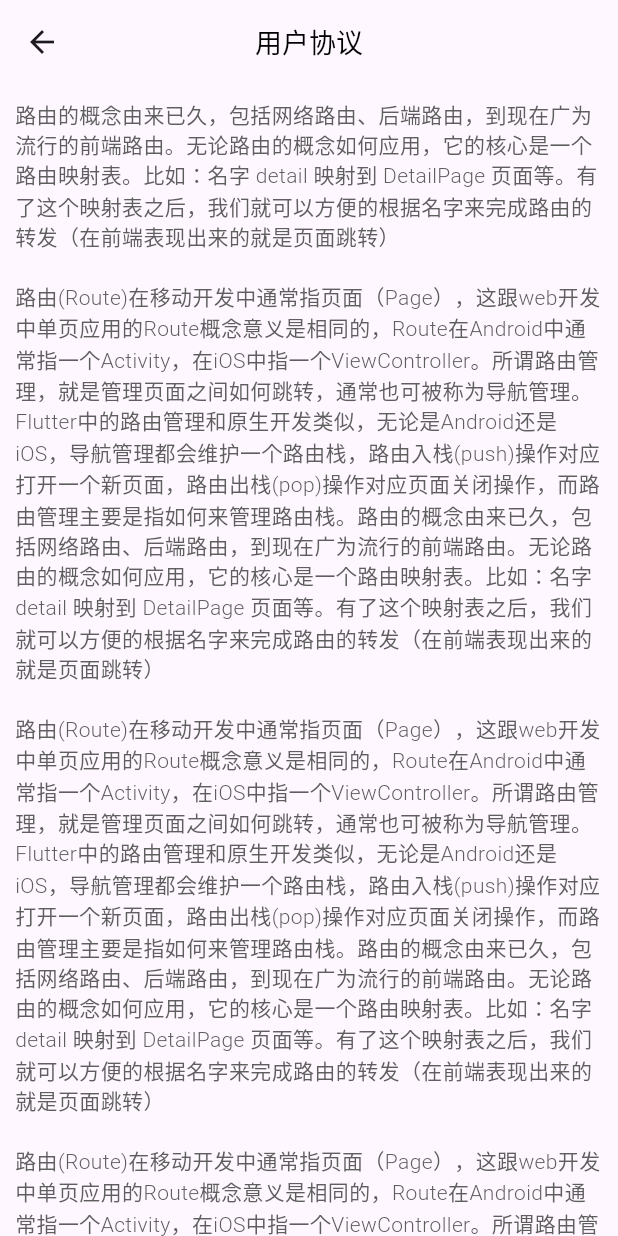
After one commit to Eobard-Eins/GraduationProjectClient, a Flutter app: the AgreementPage screen opened by its route, on a phone screen of 412 x 824 dp. The commit adds this screen. Run offline on Flutter 3.47's test engine with Material 3 defaults, Android fonts, the phone set to English and light mode, and no system bars.

Commit message:
优化文件位置，添加用户协议页面及路由

```diff
--- /dev/null
+++ b/lib/components/common/scrollableText.dart
@@ -0,0 +1,24 @@
+import 'package:flutter/material.dart';
+
+class ScrollableText extends StatelessWidget {
+  final String text;
+
+  const ScrollableText({super.key, required this.text});
+
+  @override
+  Widget build(BuildContext context) {
+    return SingleChildScrollView(
+      child: Padding(
+        padding: const EdgeInsets.symmetric(horizontal: 10,vertical: 10),
+        child: Text(
+          text,
+          style: const TextStyle(
+              color: Color.fromARGB(255, 94, 94, 94),
+              fontSize: 14,
+              fontWeight: FontWeight.w300,
+            ),
+        ),
+      ),
+    );
+  }
+}
--- a/lib/config/RouteConfig.dart
+++ b/lib/config/RouteConfig.dart
@@ -1,4 +1,5 @@
 
+import 'package:client_application/pages/loginPage/agreementPage.dart';
 import 'package:client_application/pages/loginPage/loginPage.dart';
 import 'package:client_application/pages/loginPage/loginWithPasswordPage.dart';
 import 'package:flutter/material.dart';
@@ -7,6 +8,7 @@ class RouteConfig {
 
   static const String loginWithCaptcha="/loginWithCaptcha";
   static const String loginWithPassword="/loginWithPassword";
+  static const String agreementInfo="/agreementInfo";
 
   static Route<dynamic> onGenerateRoute(RouteSettings settings) {
     switch (settings.name) {
@@ -14,6 +16,8 @@ class RouteConfig {
         return MaterialPageRoute(builder: (context) => const LoginPage());
       case loginWithPassword:
         return MaterialPageRoute(builder: (context) => const LoginWithPasswordPage());
+      case agreementInfo:
+        return MaterialPageRoute(builder: (context) => const AgreementPage());
       default:
         return MaterialPageRoute(builder: (context) => const Scaffold(body: Center(child: Text("No Page Route Provided"),)));
     }
--- /dev/null
+++ b/lib/pages/loginPage/agreementPage.dart
@@ -0,0 +1,37 @@
+import 'package:client_application/components/common/scrollableText.dart';
+import 'package:flutter/material.dart';
+
+class AgreementPage extends StatelessWidget {
+  const AgreementPage({super.key});
+  final String info =
+      """路由的概念由来已久，包括网络路由、后端路由，到现在广为流行的前端路由。无论路由的概念如何应用，它的核心是一个路由映射表。比如：名字 detail 映射到 DetailPage 页面等。有了这个映射表之后，我们就可以方便的根据名字来完成路由的转发（在前端表现出来的就是页面跳转）
+
+路由(Route)在移动开发中通常指页面（Page），这跟web开发中单页应用的Route概念意义是相同的，Route在Android中通常指一个Activity，在iOS中指一个ViewController。所谓路由管理，就是管理页面之间如何跳转，通常也可被称为导航管理。Flutter中的路由管理和原生开发类似，无论是Android还是iOS，导航管理都会维护一个路由栈，路由入栈(push)操作对应打开一个新页面，路由出栈(pop)操作对应页面关闭操作，而路由管理主要是指如何来管理路由栈。路由的概念由来已久，包括网络路由、后端路由，到现在广为流行的前端路由。无论路由的概念如何应用，它的核心是一个路由映射表。比如：名字 detail 映射到 DetailPage 页面等。有了这个映射表之后，我们就可以方便的根据名字来完成路由的转发（在前端表现出来的就是页面跳转）
+
+路由(Route)在移动开发中通常指页面（Page），这跟web开发中单页应用的Route概念意义是相同的，Route在Android中通常指一个Activity，在iOS中指一个ViewController。所谓路由管理，就是管理页面之间如何跳转，通常也可被称为导航管理。Flutter中的路由管理和原生开发类似，无论是Android还是iOS，导航管理都会维护一个路由栈，路由入栈(push)操作对应打开一个新页面，路由出栈(pop)操作对应页面关闭操作，而路由管理主要是指如何来管理路由栈。路由的概念由来已久，包括网络路由、后端路由，到现在广为流行的前端路由。无论路由的概念如何应用，它的核心是一个路由映射表。比如：名字 detail 映射到 DetailPage 页面等。有了这个映射表之后，我们就可以方便的根据名字来完成路由的转发（在前端表现出来的就是页面跳转）
+
+路由(Route)在移动开发中通常指页面（Page），这跟web开发中单页应用的Route概念意义是相同的，Route在Android中通常指一个Activity，在iOS中指一个ViewController。所谓路由管理，就是管理页面之间如何跳转，通常也可被称为导航管理。Flutter中的路由管理和原生开发类似，无论是Android还是iOS，导航管理都会维护一个路由栈，路由入栈(push)操作对应打开一个新页面，路由出栈(pop)操作对应页面关闭操作，而路由管理主要是指如何来管理路由栈。路由的概念由来已久，包括网络路由、后端路由，到现在广为流行的前端路由。无论路由的概念如何应用，它的核心是一个路由映射表。比如：名字 detail 映射到 DetailPage 页面等。有了这个映射表之后，我们就可以方便的根据名字来完成路由的转发（在前端表现出来的就是页面跳转）
+
+路由(Route)在移动开发中通常指页面（Page），这跟web开发中单页应用的Route概念意义是相同的，Route在Android中通常指一个Activity，在iOS中指一个ViewController。所谓路由管理，就是管理页面之间如何跳转，通常也可被称为导航管理。Flutter中的路由管理和原生开发类似，无论是Android还是iOS，导航管理都会维护一个路由栈，路由入栈(push)操作对应打开一个新页面，路由出栈(pop)操作对应页面关闭操作，而路由管理主要是指如何来管理路由栈。路由的概念由来已久，包括网络路由、后端路由，到现在广为流行的前端路由。无论路由的概念如何应用，它的核心是一个路由映射表。比如：名字 detail 映射到 DetailPage 页面等。有了这个映射表之后，我们就可以方便的根据名字来完成路由的转发（在前端表现出来的就是页面跳转）
+
+路由(Route)在移动开发中通常指页面（Page），这跟web开发中单页应用的Route概念意义是相同的，Route在Android中通常指一个Activity，在iOS中指一个ViewController。所谓路由管理，就是管理页面之间如何跳转，通常也可被称为导航管理。Flutter中的路由管理和原生开发类似，无论是Android还是iOS，导航管理都会维护一个路由栈，路由入栈(push)操作对应打开一个新页面，路由出栈(pop)操作对应页面关闭操作，而路由管理主要是指如何来管理路由栈。""";
+  @override
+  Widget build(BuildContext context) {
+    return Scaffold(
+        appBar: AppBar(
+          //标题
+          title: const Text(
+            "用户协议",
+            style: TextStyle(
+              fontWeight: FontWeight.normal,
+              fontSize: 18,
+              color: Colors.black,
+            ),
+            textAlign: TextAlign.center,
+          ),
+          centerTitle: true,
+        ),
+        body: ScrollableText(text: info)
+    );
+  }
+}
--- a/lib/pages/loginPage/loginPage.dart
+++ b/lib/pages/loginPage/loginPage.dart
@@ -1,9 +1,7 @@
-// ignore_for_file: prefer_const_constructors
-
 import 'package:client_application/components/login/checkAgreement.dart';
 import 'package:client_application/components/login/loginButton.dart';
-import 'package:client_application/components/textButtonWithNoSplash.dart';
-import 'package:client_application/components/textField.dart';
+import 'package:client_application/components/common/textButtonWithNoSplash.dart';
+import 'package:client_application/components/common/textField.dart';
 import 'package:client_application/config/RouteConfig.dart';
 import 'package:client_application/res/color.dart';
 import 'package:flutter/material.dart';
@@ -158,5 +156,6 @@ class _LoginPageState extends State<LoginPage> {
 
   void onTapAgreement() {
     print("trunToAgreement");
+    Navigator.of(context).pushNamed(RouteConfig.agreementInfo);
   }
 }
--- a/lib/pages/loginPage/loginWithPasswordPage.dart
+++ b/lib/pages/loginPage/loginWithPasswordPage.dart
@@ -2,8 +2,8 @@
 
 import 'package:client_application/components/login/checkAgreement.dart';
 import 'package:client_application/components/login/loginButton.dart';
-import 'package:client_application/components/textButtonWithNoSplash.dart';
-import 'package:client_application/components/textField.dart';
+import 'package:client_application/components/common/textButtonWithNoSplash.dart';
+import 'package:client_application/components/common/textField.dart';
 import 'package:client_application/config/RouteConfig.dart';
 import 'package:client_application/res/color.dart';
 import 'package:flutter/material.dart';
@@ -164,5 +164,6 @@ class _LoginWithPasswordPageState extends State<LoginWithPasswordPage> {
 
   void onTapAgreement(){
     print("trunToAgreement");
+    Navigator.of(context).pushNamed(RouteConfig.agreementInfo);
   }
 }
```
Also changed, not shown: lib/components/common/textButtonWithNoSplash.dart (renamed from lib/components/textButtonWithNoSplash.dart), lib/components/common/textField.dart (renamed from lib/components/textField.dart).
